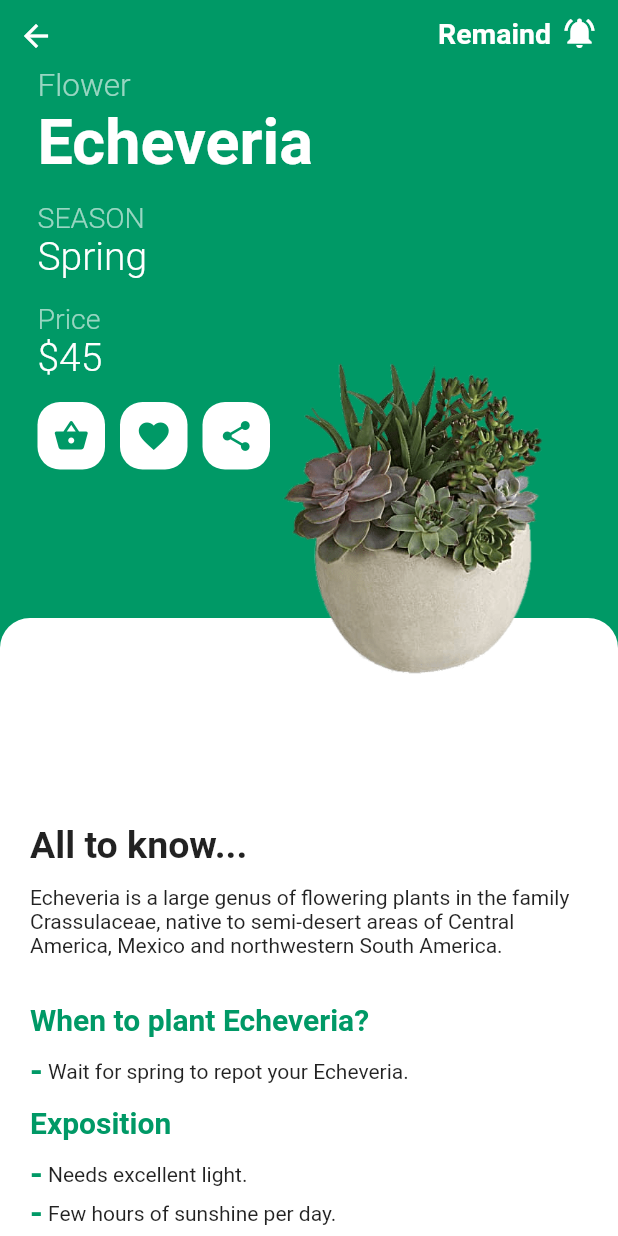
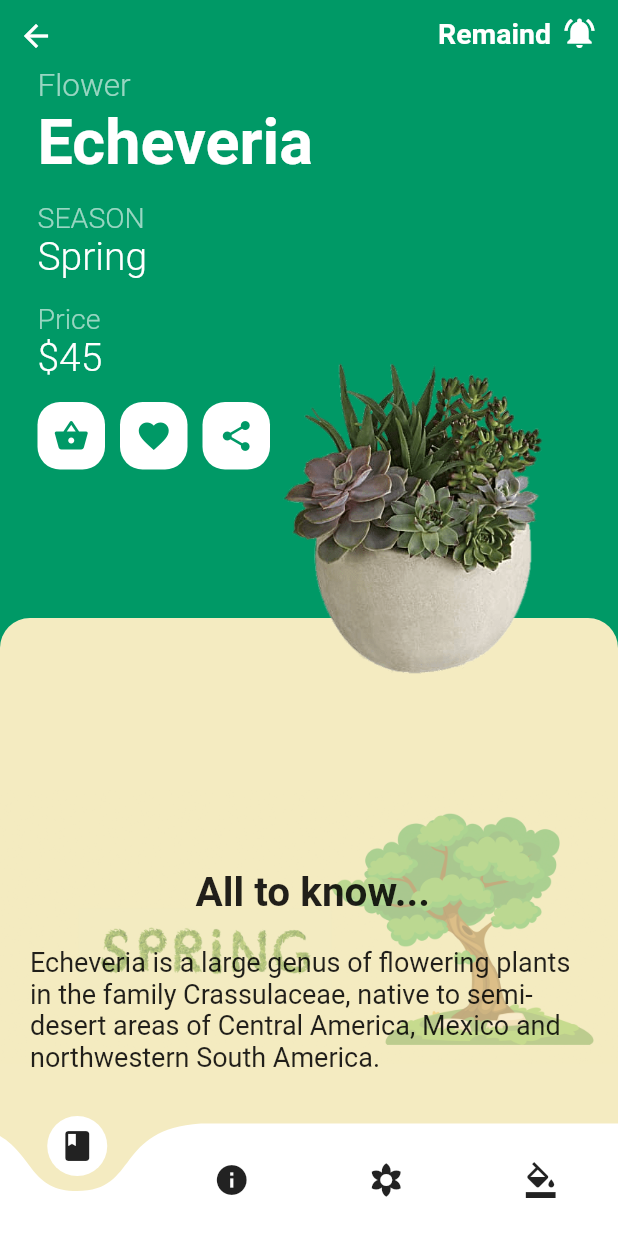
Before and after one commit to DjamilaFiguir/GreenApp_FlutterHack, a Flutter app: the PlantsPage screen opened directly, after a tap on the "shopping basket" icon, on a phone screen of 412 x 824 dp. Run offline on Flutter 3.47's test engine with Material 2 defaults, Android fonts, the phone set to English and light mode, and no system bars; drawn by our look-alikes of curved_navigation_bar; our stand-ins replace bloc, equatable, firebase_auth, flutter_bloc, font_awesome_flutter, google_sign_in and 2 more; accounts and stored records are empty; Roboto replaces fonts that are missing (Montserrat); project files that could hold a hidden picture were left out.

Commit message:
fix bugs

```diff
--- a/lib/bloc_delegate.dart
+++ b/lib/bloc_delegate.dart
@@ -13,7 +13,6 @@ class SimpleBlocDelegate extends BlocDelegate {
     super.onError(bloc, error, stackTrace);
   }
 
-  @override
   void onTransiton(Bloc bloc, Transition transition) {
     print(transition);
     super.onTransition(bloc, transition);
--- a/lib/plantdetail.dart
+++ b/lib/plantdetail.dart
@@ -1,11 +1,24 @@
+import 'dart:ui';
+
+import 'package:curved_navigation_bar/curved_navigation_bar.dart';
 import 'package:flutter/material.dart';
 import 'package:greenapp_flutterhack/constants/colors.dart';
 
-class PlantDetail extends StatelessWidget {
+class PlantDetail extends StatefulWidget {
+  @override
+  _PlantDetailState createState() => _PlantDetailState();
+}
+
+class _PlantDetailState extends State<PlantDetail> {
+  String season = "Spring";
+  String indTitel = "All to know...";
+  String indSubtitle =
+      "Echeveria is a large genus of flowering plants in the family Crassulaceae, native to semi-desert areas of Central America, Mexico and northwestern South America.";
   @override
   Widget build(BuildContext context) {
     return Material(
-      child: ListView(
+      child: Scaffold(
+        body: ListView(
           children: <Widget>[
             Stack(
               children: <Widget>[
@@ -26,7 +39,7 @@ class PlantDetail extends StatelessWidget {
                           topLeft: Radius.circular(20.0),
                           topRight: Radius.circular(20.0),
                         ),
-                      color: Colors.white),
+                        color: Color(0xfff4ebc1)),
                   ),
                 ),
                 Align(
@@ -40,7 +53,8 @@ class PlantDetail extends StatelessWidget {
                 ),
                 Padding(
                   padding: EdgeInsets.only(
-                    top: 10.0, left: MediaQuery.of(context).size.width - 120.0),
+                      top: 10.0,
+                      left: MediaQuery.of(context).size.width - 120.0),
                   child: Row(
                     children: [
                       Text(
@@ -162,6 +176,18 @@ class PlantDetail extends StatelessWidget {
                   ),
                 ),
                 Positioned(
+                  top: MediaQuery.of(context).size.height / 2,
+                  width: MediaQuery.of(context).size.width,
+                  height: MediaQuery.of(context).size.height / 2,
+                  child: Opacity(
+                    opacity: 0.4,
+                    child: Image(
+                      image: AssetImage('assets/spring.jpg'),
+                      fit: BoxFit.contain,
+                    ),
+                  ),
+                ),
+                Positioned(
                   top: (MediaQuery.of(context).size.height / 2) - 170.0,
                   left: (MediaQuery.of(context).size.width / 2) - 18.0,
                   child: Image(
@@ -175,142 +201,72 @@ class PlantDetail extends StatelessWidget {
                         top: MediaQuery.of(context).size.height - 275.0,
                         left: 20.0,
                         right: 15.0),
+                    child: Center(
                       child: Column(
-                    crossAxisAlignment: CrossAxisAlignment.start,
-                    children: <Widget>[
+                        children: [
+                          SizedBox(
+                            height: 30,
+                          ),
                           Text(
-                        'All to know...',
+                            indTitel,
                             style: TextStyle(
                                 fontFamily: 'Montserrat',
-                            fontSize: 25.0,
+                                fontSize: 27.0,
                                 fontWeight: FontWeight.w600),
                           ),
-                      SizedBox(height: 12.0),
+                          SizedBox(height: 20.0),
                           Text(
-                        'Echeveria is a large genus of flowering plants in the family Crassulaceae, native to semi-desert areas of Central America, Mexico and northwestern South America.',
+                            indSubtitle,
                             style: TextStyle(
                               fontFamily: 'Montserrat',
-                          fontSize: 14.0,
-                        ),
-                      ),
-                      SizedBox(height: 30.0),
-                      Text(
-                        'When to plant Echeveria?',
-                        style: TextStyle(
-                            fontFamily: 'Montserrat',
-                            fontSize: 20.0,
-                            color: AppColors.clearMgreen,
-                            fontWeight: FontWeight.w600),
-                      ),
-                      SizedBox(height: 10.0),
-                      Row(
-                        children: [
-                          Text(
-                            '-',
-                            style: TextStyle(
-                                fontFamily: 'Montserrat',
-                                fontSize: 22.0,
-                                color: AppColors.clearMgreen,
-                                fontWeight: FontWeight.w700),
-                          ),
-                          Text(
-                            ' Wait for spring to repot your Echeveria.',
-                            style: TextStyle(
-                              fontFamily: 'Montserrat',
-                              fontSize: 14.0,
+                              fontSize: 18.0,
                             ),
                           ),
                         ],
                       ),
-                      SizedBox(height: 10.0),
-                      Text(
-                        'Exposition',
-                        style: TextStyle(
-                            fontFamily: 'Montserrat',
-                            fontSize: 20.0,
-                            color: AppColors.clearMgreen,
-                            fontWeight: FontWeight.w600),
-                      ),
-                      SizedBox(height: 10.0),
-                      Row(
-                        children: [
-                          Text(
-                            '-',
-                            style: TextStyle(
-                                fontFamily: 'Montserrat',
-                                fontSize: 22.0,
-                                color: AppColors.clearMgreen,
-                                fontWeight: FontWeight.w700),
-                          ),
-                          Text(
-                            ' Needs excellent light.',
-                            style: TextStyle(
-                              fontFamily: 'Montserrat',
-                              fontSize: 14.0,
-                            ),
-                          ),
-                        ],
-                      ),
-                      Row(
-                        children: [
-                          Text(
-                            '-',
-                            style: TextStyle(
-                                fontFamily: 'Montserrat',
-                                fontSize: 22.0,
-                                color: AppColors.clearMgreen,
-                                fontWeight: FontWeight.w700),
-                          ),
-                          Text(
-                            ' Few hours of sunshine per day.',
-                            style: TextStyle(
-                              fontFamily: 'Montserrat',
-                              fontSize: 14.0,
-                            ),
-                          ),
-                        ],
-                      ),
-                      SizedBox(height: 10.0),
-                      Text(
-                        'Substrat',
-                        style: TextStyle(
-                            fontFamily: 'Montserrat',
-                            fontSize: 20.0,
-                            color: AppColors.clearMgreen,
-                            fontWeight: FontWeight.w600),
-                      ),
-                      SizedBox(height: 10.0),
-                      Text(
-                        'Prepare a mixture of 2/3 of potting soil and 1/3 of river sand of medium grain size. The pot must imperatively be drilled and a bed of gravel or clay balls equivalent to 20% of the total volume will be provided at the bottom of it to ensure good drainage',
-                        style: TextStyle(
-                          fontFamily: 'Montserrat',
-                          fontSize: 14.0,
-                        ),
-                      ),
-                      SizedBox(height: 10.0),
-                      Text(
-                        'Watering',
-                        style: TextStyle(
-                            fontFamily: 'Montserrat',
-                            fontSize: 20.0,
-                            color: AppColors.clearMgreen,
-                            fontWeight: FontWeight.w600),
-                      ),
-                      SizedBox(height: 10.0),
-                      Text(
-                        'Water once a week during the summer season but always allow the mixture to dry between two waterings.',
-                        style: TextStyle(
-                          fontFamily: 'Montserrat',
-                          fontSize: 14.0,
-                        ),
-                      ),
-                      SizedBox(height: 30.0),
-                    ],
                     ))
               ],
             )
           ],
         ),
+        bottomNavigationBar: CurvedNavigationBar(
+          backgroundColor: Color(0xfff4ebc1),
+          items: <Widget>[
+            Icon(Icons.book),
+            Icon(Icons.info),
+            Icon(Icons.filter_vintage),
+            Icon(Icons.format_color_fill),
+          ],
+          animationDuration: Duration(seconds: 1),
+          onTap: (index) {
+            if (index == 0) {
+              setState(() {
+                indTitel = "All to know";
+                indSubtitle =
+                    "Echeveria is a large genus of flowering plants in the family Crassulaceae, native to semi-desert areas of Central America, Mexico and northwestern South America.";
+              });
+            } else if (index == 1) {
+              setState(() {
+                indTitel = "Exposition";
+                indSubtitle =
+                    "- Needs excellent light.\n- Few hours of sunshine per day.";
+              });
+            } else if (index == 2) {
+              setState(() {
+                indTitel = "Substrat";
+                indSubtitle =
+                    "Prepare a mixture of 2/3 of potting soil and 1/3 of river sand of medium grain size. The pot must imperatively be drilled and a bed of gravel or clay balls equivalent to 20% of the total volume will be provided at the bottom of it to ensure good drainage";
+              });
+            } else {
+              setState(() {
+                indTitel = "Watering";
+                indSubtitle =
+                    "Water once a week during the summer season but always allow the mixture to dry between two waterings.";
+              });
+            }
+          },
+        ),
+      ),
     );
   }
 }
--- a/lib/view/homePage.dart
+++ b/lib/view/homePage.dart
@@ -18,7 +18,7 @@ class _HomePageState extends State<HomePage> {
     itens.add(new ScreenHiddenDrawer(
         new ItemHiddenMenu(
           name: "Plants",
-          icon: Icons.filter_vintage,
+          //icon: Icons.filter_vintage,
           baseStyle:
               TextStyle(color: Colors.white.withOpacity(0.7), fontSize: 23.0),
           colorLineSelected: AppColors.selectedColor,
@@ -27,7 +27,7 @@ class _HomePageState extends State<HomePage> {
     itens.add(new ScreenHiddenDrawer(
         new ItemHiddenMenu(
           name: "Favotire",
-          icon: Icons.favorite,
+          //icon: Icons.favorite,
           baseStyle:
               TextStyle(color: Colors.white.withOpacity(0.7), fontSize: 23.0),
           colorLineSelected: AppColors.selectedColor,
@@ -36,7 +36,7 @@ class _HomePageState extends State<HomePage> {
     itens.add(new ScreenHiddenDrawer(
         new ItemHiddenMenu(
           name: "Notifications",
-          icon: Icons.notifications,
+          //icon: Icons.notifications,
           baseStyle: TextStyle(
             color: Colors.white.withOpacity(0.7),
             fontSize: 23.0,
--- a/lib/view/login_form.dart
+++ b/lib/view/login_form.dart
@@ -8,11 +8,8 @@ import 'google_login_button.dart';
 import 'login_button.dart';
 
 class LoginForm extends StatefulWidget {
-  final UserRepository _userRepository;
-
   LoginForm({Key key, @required UserRepository userRepository})
       : assert(userRepository != null),
-        _userRepository = userRepository,
         super(key: key);
 
   State<LoginForm> createState() => _LoginFormState();
@@ -23,8 +20,6 @@ class _LoginFormState extends State<LoginForm> {
   final TextEditingController _passwordController = TextEditingController();
 
   LoginBloc _loginBloc;
-
-  UserRepository get _userRepository => widget._userRepository;
 
   bool get isPopulated =>
       _emailController.text.isNotEmpty && _passwordController.text.isNotEmpty;
--- a/lib/view/login_page.dart
+++ b/lib/view/login_page.dart
@@ -33,9 +33,7 @@ class App extends StatelessWidget {
         if (state is AuthenticationSuccess) {
           return HomeScreen(name: state.displayName);
         }
-        if (state is AuthenticationSuccess) {
-          return HomeScreen(name: state.displayName);
-        }
+        return SplashScreen();
       }),
     );
   }
--- a/pubspec.yaml
+++ b/pubspec.yaml
@@ -32,6 +32,8 @@ dependencies:
   meta: ^1.1.8
   rxdart: ^0.24.1
   font_awesome_flutter: ^8.8.1
+  google_sign_in: ^4.5.1
+  curved_navigation_bar: ^0.3.3
 
   # Use with the CupertinoIcons class for iOS style icons.
   cupertino_icons: ^0.1.3
@@ -53,6 +55,10 @@ flutter:
     - assets/flowerplant.png
     - assets/smallplant.png
     - assets/echeveria.png
+    - assets/summer.jpg
+    - assets/w.jpg
+    - assets/spring.jpg
+    - assets/autumn.jpg
 
   # The following line ensures that the Material Icons font is
   # included with your application, so that you can use the icons in
```
Also changed, not shown: assets/autumn.jpg (added), assets/spring.jpg (added), assets/summer.jpg (added), assets/w.jpg (added), pubspec.lock (deleted). Lines whose indentation alone changed are shown as unchanged.
